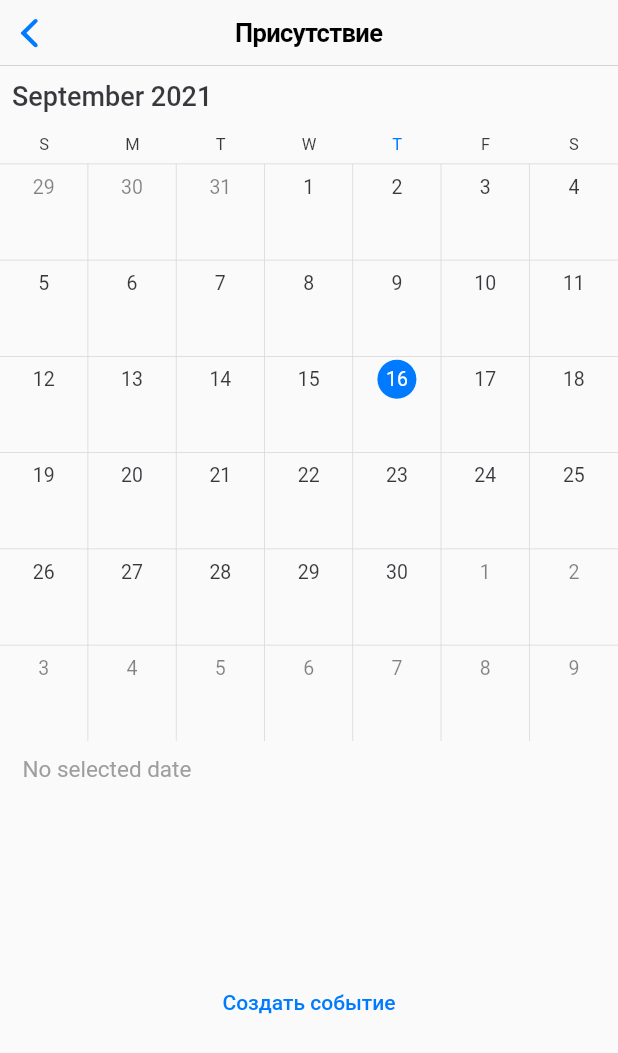
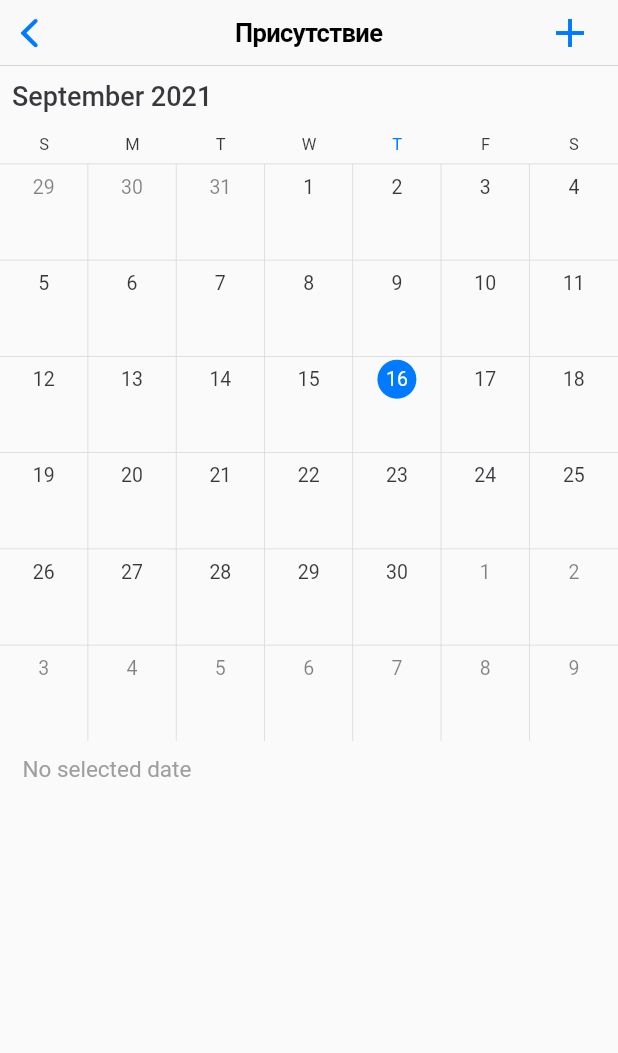
Before and after one commit to IT3G/work-calendar-mobile, a Flutter app: the CalendarScreen screen opened directly with empty values, on a phone screen of 412 x 824 dp. Shown: the top 1053 px of the screen. Run offline on Flutter 3.47's test engine with Material 2 defaults, Android fonts, the phone set to English and light mode, and no system bars; drawn by our look-alikes of syncfusion_flutter_calendar; our stand-ins replace flutter_dotenv, flutter_redux, flutter_spinkit, localstorage, redux, syncfusion_flutter_datepicker; network calls fail.

```diff
--- a/lib/screens/calendar/calendar_screen.dart
+++ b/lib/screens/calendar/calendar_screen.dart
@@ -6,9 +6,12 @@ import 'package:http/http.dart';
 import 'package:it2g_calendar_mobile/screens/calendar/employee_calendar.dart';
 import 'package:it2g_calendar_mobile/screens/calendar/employee_tasks_list.dart';
 import 'package:it2g_calendar_mobile/shared/api/api_service.dart';
+import 'package:it2g_calendar_mobile/shared/components/modal_overlay.dart';
 import 'package:it2g_calendar_mobile/shared/models/task.dart';
 import 'package:it2g_calendar_mobile/shared/models/user.dart';
 import 'package:it2g_calendar_mobile/shared/utils/calendar_utils.dart';
+
+import 'employee_calendar_form.dart';
 
 class CalendarScreen extends StatelessWidget {
   final Function setTasks;
@@ -33,13 +36,21 @@ class CalendarScreen extends StatelessWidget {
     }
   }
 
+  void openCreateEventsForm(BuildContext context) {
+    Navigator.of(context).push(
+        ModalOverlay(title: "Создать событие", child: EmployeeCalendarForm()));
+  }
+
   @override
   Widget build(BuildContext context) {
     fetchTasks();
-
     return Scaffold(
         appBar: CupertinoNavigationBar(
           middle: Text('Присутствие'),
+          trailing: GestureDetector(
+            onTap: () => openCreateEventsForm(context),
+            child: Icon(Icons.add),
+          ),
         ),
         body: ListView(
           children: [
--- a/lib/screens/calendar/employee_calendar.dart
+++ b/lib/screens/calendar/employee_calendar.dart
@@ -11,11 +11,6 @@ class EmployeeCalendar extends StatelessWidget {
 
   EmployeeCalendar({Key? key, required this.tasks}) : super(key: key);
 
-  void openCreateEventsForm(BuildContext context) {
-    Navigator.of(context).push(
-        ModalOverlay(title: "Создать событие", child: EmployeeCalendarForm()));
-  }
-
   @override
   Widget build(BuildContext context) {
     return Column(
@@ -28,9 +23,6 @@ class EmployeeCalendar extends StatelessWidget {
             monthViewSettings: MonthViewSettings(showAgenda: true),
           ),
         ),
-        TextButton(
-            onPressed: () => openCreateEventsForm(context),
-            child: Text("Создать событие"))
       ],
     );
   }
--- a/lib/shared/components/modal_overlay.dart
+++ b/lib/shared/components/modal_overlay.dart
@@ -46,7 +46,7 @@ class ModalOverlay extends ModalRoute {
       appBar: CupertinoNavigationBar(
         middle: Text(title),
       ),
-      body: Container(),
+      body: Container(child: child),
     );
   }
 
```
